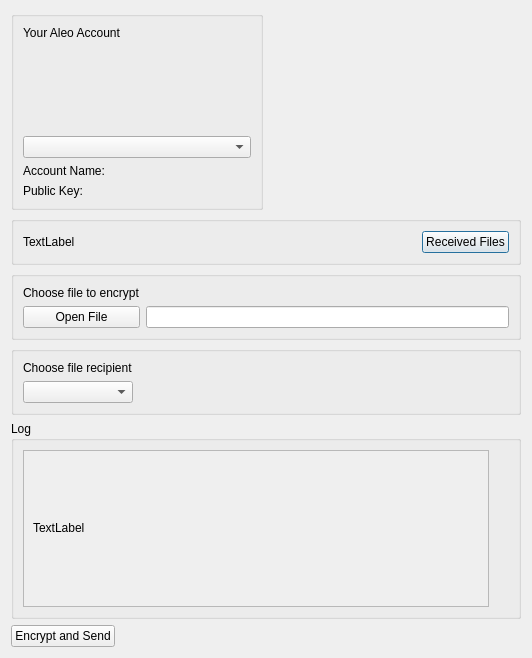
4sm-ops/zkDrop, file pyqt_zkdrop.ui: the form before one commit.
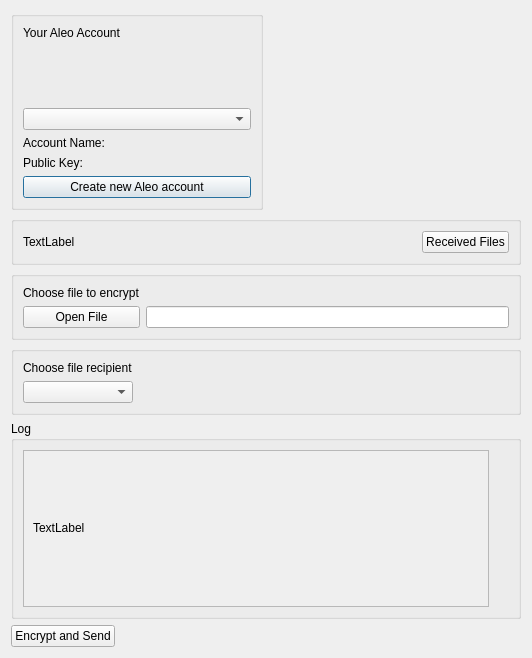
The form after the commit. Icons and pictures are not drawn.

Diff of the .ui file:
```diff
--- a/pyqt_zkdrop.ui
+++ b/pyqt_zkdrop.ui
@@ -59,6 +59,13 @@
           </property>
          </widget>
         </item>
+        <item>
+         <widget class="QPushButton" name="pushButton_newAccount">
+          <property name="text">
+           <string>Create new Aleo account</string>
+          </property>
+         </widget>
+        </item>
        </layout>
       </widget>
      </item>
```
Left out of the diff: 2 changed lines with no effect on the pictures.
